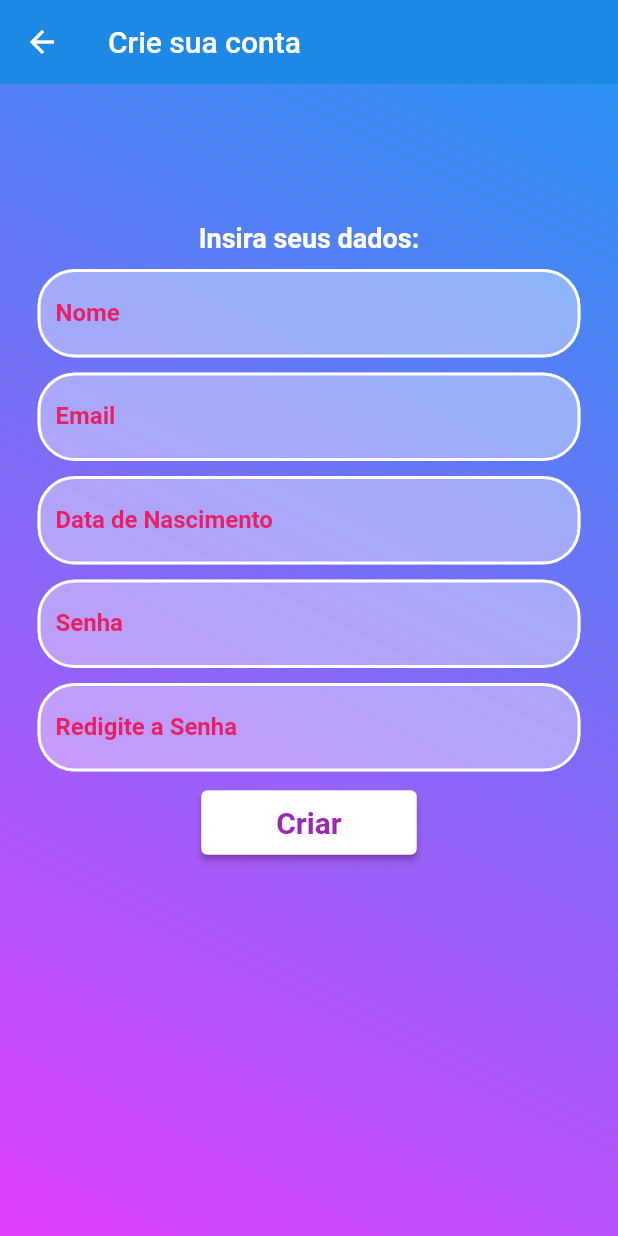
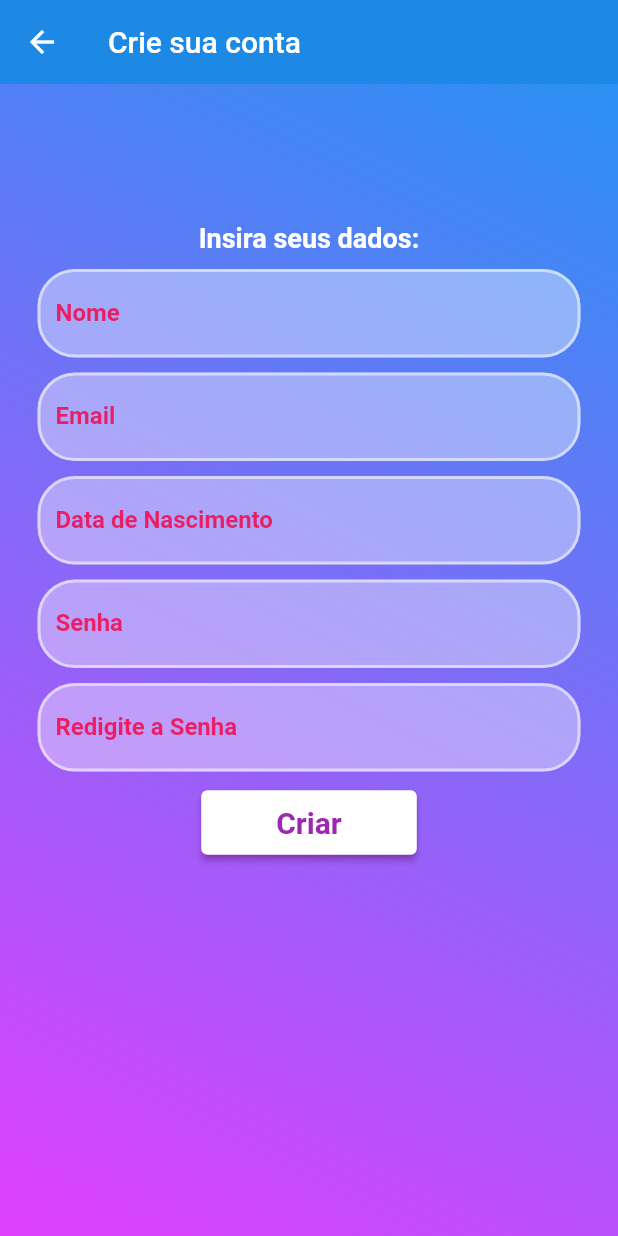
Before and after one commit to LetRicette/login-app-flutter, a Flutter app: the CreateAccountPage screen opened by its route, on a phone screen of 412 x 824 dp. Run offline on Flutter 3.47's test engine with Material 2 defaults, Android fonts, the phone set to English and light mode, and no system bars; missing offline and left inert: password_strength.

Commit message:
Atualização do README

```diff
--- a/lib/modules/shared/widgets/input_text/input_text_widget.dart
+++ b/lib/modules/shared/widgets/input_text/input_text_widget.dart
@@ -47,7 +47,7 @@ class InputTextWidget extends StatelessWidget {
         enabledBorder: OutlineInputBorder(
           borderRadius: BorderRadius.circular(25.0),
           borderSide: BorderSide(
-            color: Colors.white,
+            color: Colors.white54,
             width: 2.0,
           ),
         ),
```
Also changed, not shown: image-20210704222244467.png (added), image-20210704222311742.png (added), image-20210704222417103.png (added), image-20210704222449199.png (added), image-20210704222754105.png (added), lib/shared/validators/login_validator.dart (deleted), 1 other file.
